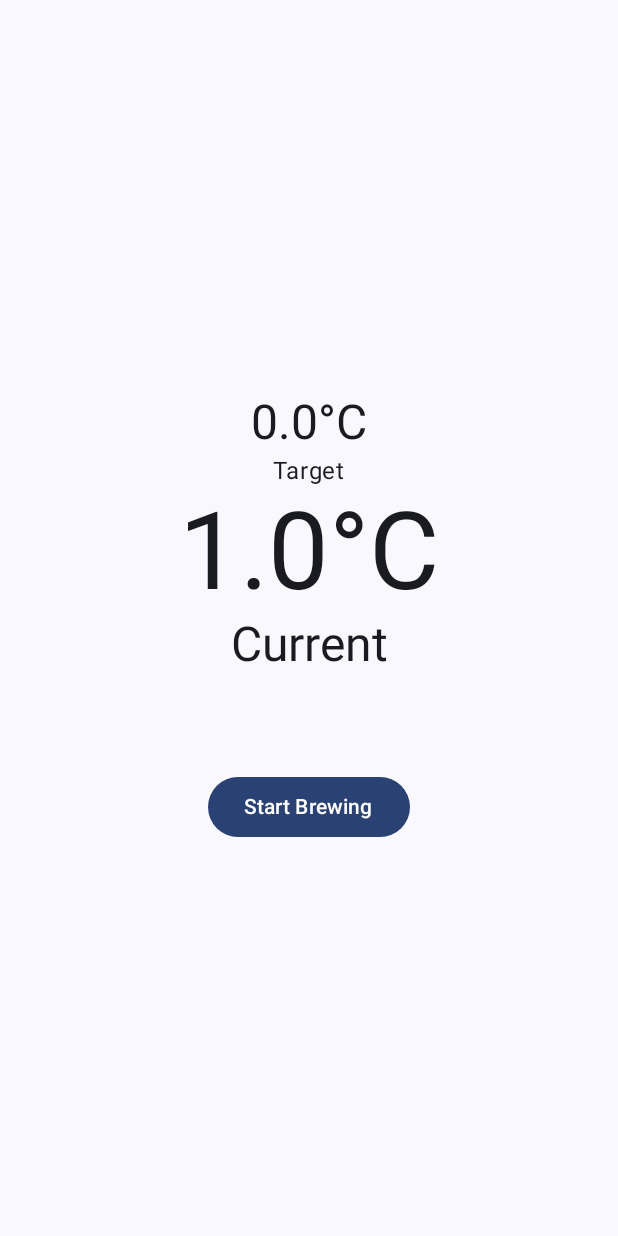
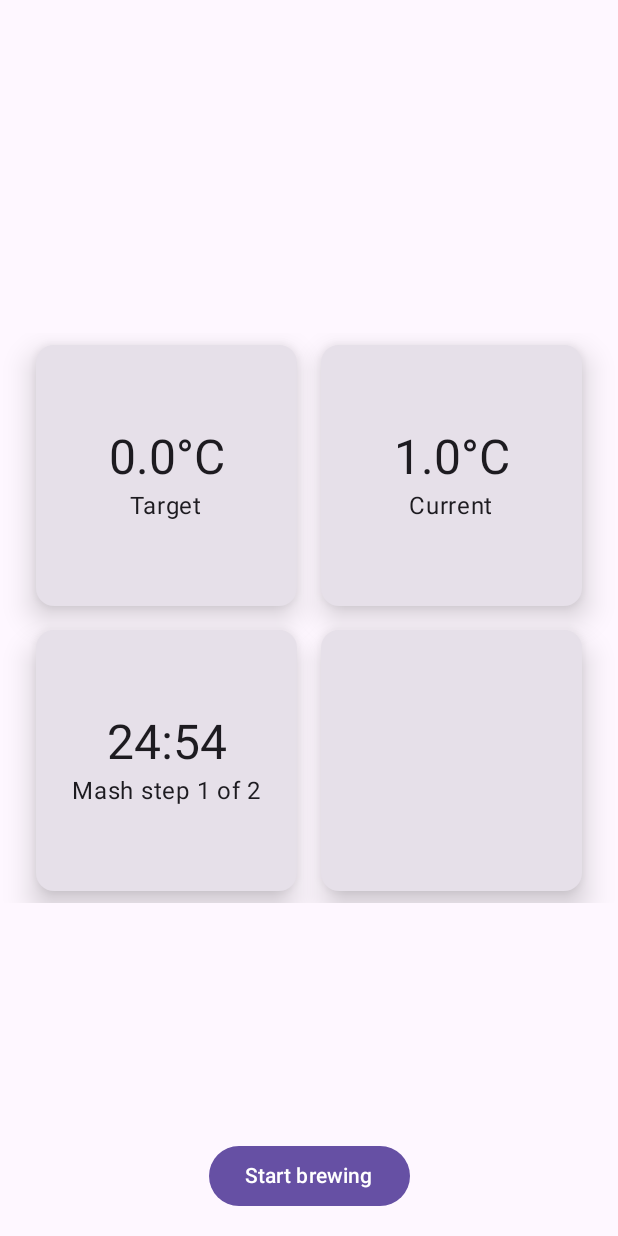
Before and after one commit to TobiasOlausson/brewzilla-controller, an Android app built with Jetpack Compose: the screen it shows after launch (MainActivity), on a phone screen of 412 x 824 dp. Run offline under Robolectric (Android 15) with nearby library versions, the phone set to English and light mode, and no system bars; network calls fail; 1 statement that could not run was skipped.

Commit message:
Implemented a basic design structure

```diff
--- a/app/src/main/java/com/example/brewzilla_controller/MainActivity.kt
+++ b/app/src/main/java/com/example/brewzilla_controller/MainActivity.kt
@@ -1,16 +1,26 @@
+@file:OptIn(ExperimentalMaterial3Api::class)
+
 package com.example.brewzilla_controller
 
+import android.content.res.Configuration
 import android.os.Bundle
 import androidx.activity.ComponentActivity
 import androidx.activity.compose.setContent
 import androidx.activity.enableEdgeToEdge
+import androidx.compose.foundation.clickable
 import androidx.compose.foundation.layout.Arrangement
+import androidx.compose.foundation.layout.Box
 import androidx.compose.foundation.layout.Column
-import androidx.compose.foundation.layout.Spacer
+import androidx.compose.foundation.layout.aspectRatio
 import androidx.compose.foundation.layout.fillMaxSize
-import androidx.compose.foundation.layout.height
 import androidx.compose.foundation.layout.padding
+import androidx.compose.foundation.lazy.grid.GridCells
+import androidx.compose.foundation.lazy.grid.LazyVerticalGrid
 import androidx.compose.material3.Button
+import androidx.compose.material3.ButtonDefaults
+import androidx.compose.material3.Card
+import androidx.compose.material3.CardDefaults
+import androidx.compose.material3.ExperimentalMaterial3Api
 import androidx.compose.material3.MaterialTheme
 import androidx.compose.material3.Scaffold
 import androidx.compose.material3.Text
@@ -18,71 +28,119 @@ import androidx.compose.runtime.Composable
 import androidx.compose.runtime.LaunchedEffect
 import androidx.compose.runtime.getValue
 import androidx.compose.runtime.mutableDoubleStateOf
+import androidx.compose.runtime.mutableStateOf
 import androidx.compose.runtime.remember
 import androidx.compose.runtime.setValue
 import androidx.compose.ui.Alignment
 import androidx.compose.ui.Modifier
-import androidx.compose.ui.text.TextStyle
+import androidx.compose.ui.text.style.TextAlign
 import androidx.compose.ui.tooling.preview.Preview
 import androidx.compose.ui.unit.dp
-import androidx.compose.ui.unit.sp
 import com.example.brewzilla_controller.ui.theme.MyApplicationTheme
+import kotlinx.coroutines.Dispatchers
+import kotlinx.coroutines.launch
+import kotlinx.coroutines.withContext
 
 class MainActivity : ComponentActivity() {
     override fun onCreate(savedInstanceState: Bundle?) {
         super.onCreate(savedInstanceState)
         enableEdgeToEdge()
         setContent {
-            Content()
+            MyApplicationTheme() {
+                Content()
+            }
         }
     }
 }
-@Preview
+@Preview(uiMode = Configuration.UI_MODE_NIGHT_YES)
 @Composable
 fun Content() {
-    return MyApplicationTheme {
-        Scaffold(modifier = Modifier.fillMaxSize()) { innerPadding ->
-            TemperatureView(modifier = Modifier
+    Scaffold(modifier = Modifier.fillMaxSize()) { innerPadding ->
+        Box(
+            modifier = Modifier
                 .padding(innerPadding)
-                .fillMaxSize())
+                .fillMaxSize()
+        ) {
+            TemperatureView(modifier = Modifier.align(Alignment.Center))
+            StartButton(modifier = Modifier.align(Alignment.BottomCenter))
+        }
+    }
+}
+@Composable
+fun TemperatureView(modifier: Modifier) {
+    var currentTemperature by remember { mutableDoubleStateOf(1.0) }
+    var targetTemperature by remember { mutableDoubleStateOf(0.0) }
+    var recipeName by remember { mutableStateOf("") }
+
+    // set the target temperature from brewfather
+    LaunchedEffect(Unit) {
+        val brewfatherFetcher = BrewfatherFetcher()
+        val batch = brewfatherFetcher.getLatestAllGrainBatch()
+        val name = batch?.recipe?.name
+        if (name != null) recipeName = name
+        val strikeTemp = batch?.strikeTemp ?: return@LaunchedEffect
+        targetTemperature = strikeTemp
+    }
+
+    LazyVerticalGrid(
+        columns = GridCells.Fixed(2),
+        verticalArrangement = Arrangement.Center,
+        modifier = modifier.padding(16.dp)
+    ) {
+        item { CardView("$targetTemperature°C", "Target") }
+        item { CardView("$currentTemperature°C", "Current") }
+        item { CardView("24:54", "Mash step 1 of 2") }
+        item { CardView(recipeName, "") }
+    }
+}
+
+@Composable
+fun CardView(content: String, label: String, modifier: Modifier = Modifier, isButton: Boolean = false) {
+    Card(
+        modifier = modifier
+            .padding(8.dp)
+            .aspectRatio(1f)
+            .clickable(isButton) { /* Handle click here if needed */ },
+        elevation = CardDefaults.cardElevation(defaultElevation = 12.dp), // Increase elevation for clickable cards
+        onClick = { /* Handle click here if needed */ }
+    ) {
+        if (isButton) {
+            Button(onClick = { }, modifier = Modifier.fillMaxSize(),
+                colors = ButtonDefaults.buttonColors(
+                    containerColor = MaterialTheme.colorScheme.primary)) {
+                Text(text = content, modifier = Modifier.align(Alignment.CenterVertically))
+            }
+        } else {
+            Column(
+                modifier = Modifier
+                    .fillMaxSize()
+                    .padding(8.dp),
+                verticalArrangement = Arrangement.Center,
+                horizontalAlignment = Alignment.CenterHorizontally
+            ) {
+                Text(
+                    text = content,
+                    style = MaterialTheme.typography.headlineLarge,
+                    textAlign = TextAlign.Center
+                )
+                if (label.isNotEmpty()) {
+                    Text(text = label)
+                }
+            }
         }
     }
 }
 
+
 @Composable
-fun TemperatureView(modifier: Modifier) {
-    var currentTemperature by remember { mutableDoubleStateOf(1.0) }
-    var targetTemperature by remember { mutableDoubleStateOf(0.0) }
-
-    LaunchedEffect(Unit) {
-        val fetcher = BrewfatherFetcher()
-        val batch = fetcher.getLatestAllGrainBatch()
-        val strikeTemp = batch?.strikeTemp
-        if (strikeTemp != null) {
-            targetTemperature = strikeTemp
-        }
-    }
-
-    Column(
-        modifier = modifier,
-        verticalArrangement = Arrangement.Center,
-        horizontalAlignment = Alignment.CenterHorizontally
+fun StartButton(modifier: Modifier) {
+    Button(
+        onClick = { /* Handle click here if needed */ },
+        modifier = modifier.padding(16.dp),
+        colors = ButtonDefaults.buttonColors(
+            containerColor = MaterialTheme.colorScheme.primary
+        )
     ) {
-        Text(
-            text = "$targetTemperature°C",
-            style = MaterialTheme.typography.headlineLarge
-        )
-        Text(text = "Target")
-        Text(
-            text = "$currentTemperature°C",
-            style = TextStyle(fontSize = 72.sp)
-        )
-        Text(text = "Current", style = MaterialTheme.typography.headlineLarge)
-
-        Spacer(modifier = Modifier.height(64.dp))
-
-        Button(onClick = { }) {
-            Text(text = "Start Brewing")
-        }
+        Text(text = "Start brewing", modifier = Modifier.align(Alignment.CenterVertically))
     }
 }
--- a/app/src/main/java/com/example/brewzilla_controller/ui/theme/Theme.kt
+++ b/app/src/main/java/com/example/brewzilla_controller/ui/theme/Theme.kt
@@ -9,6 +9,7 @@ import androidx.compose.material3.dynamicDarkColorScheme
 import androidx.compose.material3.dynamicLightColorScheme
 import androidx.compose.material3.lightColorScheme
 import androidx.compose.runtime.Composable
+import androidx.compose.ui.graphics.Color
 import androidx.compose.ui.platform.LocalContext
 
 private val DarkColorScheme = darkColorScheme(
@@ -37,7 +38,7 @@ private val LightColorScheme = lightColorScheme(
 fun MyApplicationTheme(
         darkTheme: Boolean = isSystemInDarkTheme(),
         // Dynamic color is available on Android 12+
-        dynamicColor: Boolean = true,
+        dynamicColor: Boolean = false,
         content: @Composable () -> Unit
 ) {
     val colorScheme = when {
```
